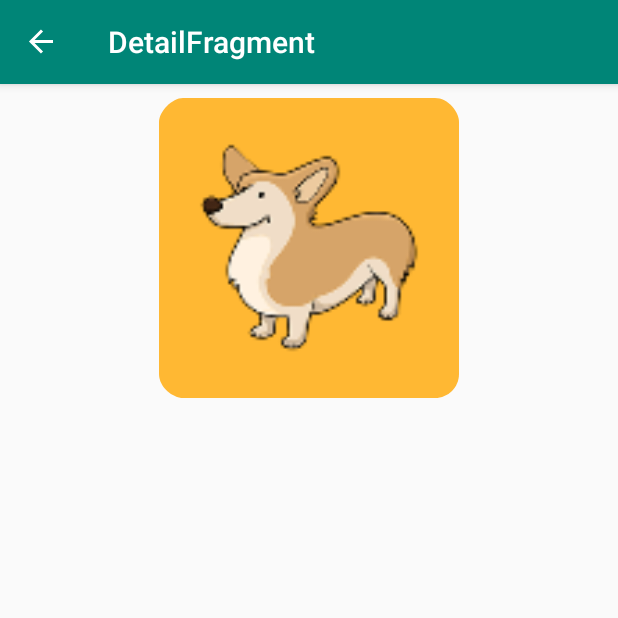
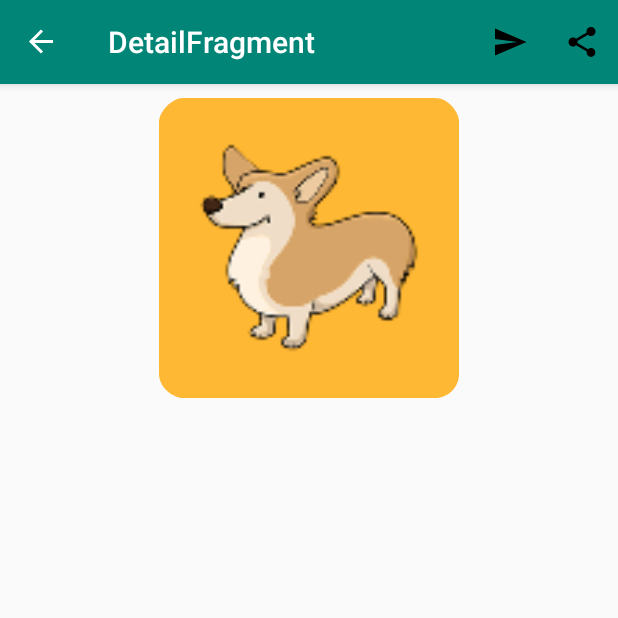
Before and after one commit to dalobarahama/Dogs, an Android app: the DetailFragment screen opened through its navigation route, on a phone screen of 412 x 824 dp, the top half of it. Run offline under Robolectric (Android 15) with nearby library versions, the phone set to English and light mode, and no system bars; our stand-ins replace Room's generated code, RxJava, data binding, navigation-ui; libraries missing offline, so code that uses them is left out: androidx.palette.graphics; network calls fail; pictures from the network do not load.

Commit message:
add send & share features

```diff
--- a/app/src/main/AndroidManifest.xml
+++ b/app/src/main/AndroidManifest.xml
@@ -3,6 +3,7 @@
         package="com.example.dogs">
 
     <uses-permission android:name="android.permission.INTERNET" />
+    <uses-permission android:name="android.permission.SEND_SMS" />
 
     <application
             android:allowBackup="true"
--- a/app/src/main/java/com/example/dogs/model/Model.kt
+++ b/app/src/main/java/com/example/dogs/model/Model.kt
@@ -40,3 +40,9 @@ data class DogBreed(
 }
 
 data class DogPalette(var color: Int)
+
+data class SmsInfo(
+    var to: String,
+    var text: String,
+    var imageurl: String?
+)
--- a/app/src/main/java/com/example/dogs/util/util.kt
+++ b/app/src/main/java/com/example/dogs/util/util.kt
@@ -11,6 +11,9 @@ import com.example.dogs.R
 /**
  * Created by pengalatdite on 1/24/2020.
  */
+
+val PERMISSION_SEND_SMS = 123
+
 fun getProgressDrawable(context: Context): CircularProgressDrawable {
     return CircularProgressDrawable(context).apply {
         strokeWidth = 10f
--- /dev/null
+++ b/app/src/main/res/drawable/ic_send.xml
@@ -0,0 +1,9 @@
+<vector xmlns:android="http://schemas.android.com/apk/res/android"
+        android:width="24dp"
+        android:height="24dp"
+        android:viewportWidth="24.0"
+        android:viewportHeight="24.0">
+    <path
+        android:fillColor="#FF000000"
+        android:pathData="M2.01,21L23,12 2.01,3 2,10l15,2 -15,2z"/>
+</vector>
--- /dev/null
+++ b/app/src/main/res/drawable/ic_share.xml
@@ -0,0 +1,9 @@
+<vector xmlns:android="http://schemas.android.com/apk/res/android"
+        android:width="24dp"
+        android:height="24dp"
+        android:viewportWidth="24.0"
+        android:viewportHeight="24.0">
+    <path
+        android:fillColor="#FF000000"
+        android:pathData="M18,16.08c-0.76,0 -1.44,0.3 -1.96,0.77L8.91,12.7c0.05,-0.23 0.09,-0.46 0.09,-0.7s-0.04,-0.47 -0.09,-0.7l7.05,-4.11c0.54,0.5 1.25,0.81 2.04,0.81 1.66,0 3,-1.34 3,-3s-1.34,-3 -3,-3 -3,1.34 -3,3c0,0.24 0.04,0.47 0.09,0.7L8.04,9.81C7.5,9.31 6.79,9 6,9c-1.66,0 -3,1.34 -3,3s1.34,3 3,3c0.79,0 1.5,-0.31 2.04,-0.81l7.12,4.16c-0.05,0.21 -0.08,0.43 -0.08,0.65 0,1.61 1.31,2.92 2.92,2.92 1.61,0 2.92,-1.31 2.92,-2.92s-1.31,-2.92 -2.92,-2.92z"/>
+</vector>
--- /dev/null
+++ b/app/src/main/res/menu/detail_menu.xml
@@ -0,0 +1,17 @@
+<?xml version="1.0" encoding="utf-8"?>
+<menu xmlns:android="http://schemas.android.com/apk/res/android"
+        xmlns:app="http://schemas.android.com/apk/res-auto">
+
+    <item
+            android:id="@+id/action_send_sms"
+            android:icon="@drawable/ic_send"
+            android:title="Send SMS"
+            app:showAsAction="ifRoom" />
+
+    <item
+            android:id="@+id/action_share"
+            android:icon="@drawable/ic_share"
+            android:title="Share"
+            app:showAsAction="ifRoom" />
+
+</menu>
```
Also changed, not shown: app/src/main/java/com/example/dogs/view/DetailFragment.kt (+78 -3 lines), app/src/main/java/com/example/dogs/view/MainActivity.kt (+66 -0 lines), app/src/main/res/layout/send_sms_dialog.xml (added, +39 -0 lines).
